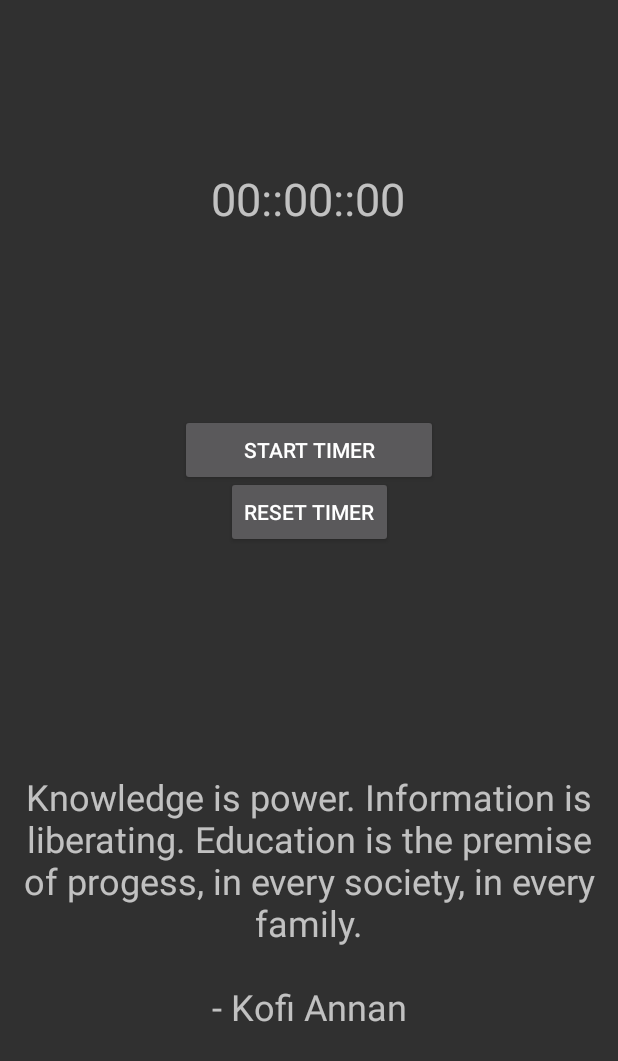
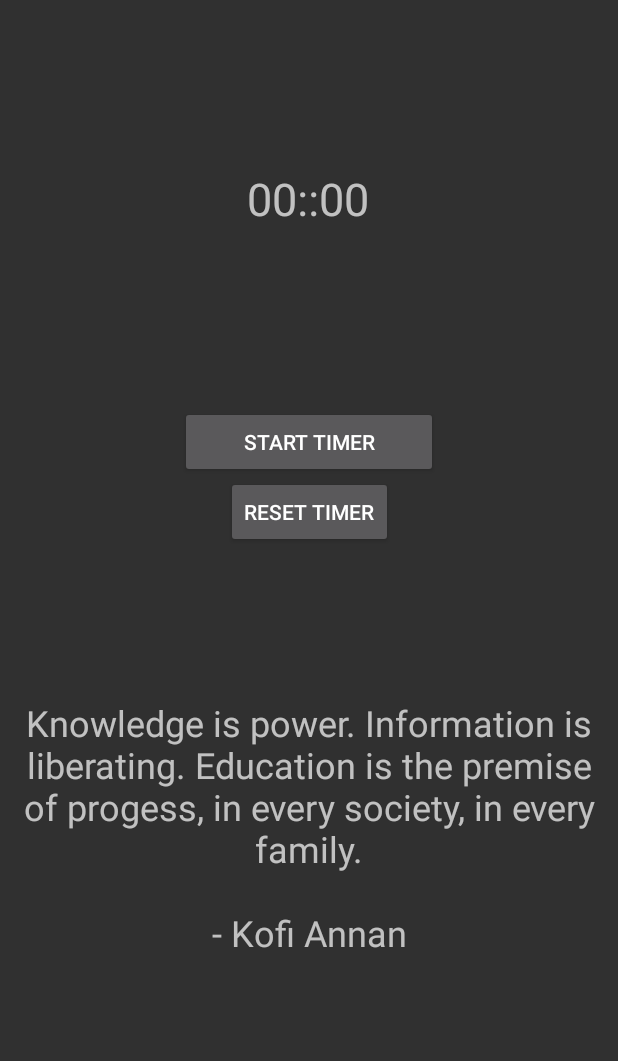
Before and after one commit to jsoutine/StudyApp, an Android app: the layout activity_timer_menu.xml on its own in the app's theme, with its tools: preview values and no code run, on a phone screen of 412 x 824 dp. Shown: the top 1061 px of the screen. Run offline under Robolectric (Android 15) with nearby library versions, the phone set to English and light mode, and no system bars.

Commit message:
Timerclass uppdaterad. Checka in.

```diff
--- a/app/src/main/res/layout/activity_timer_menu.xml
+++ b/app/src/main/res/layout/activity_timer_menu.xml
@@ -23,13 +23,13 @@
         app:layout_constraintHorizontal_bias="0.0"
         app:layout_constraintStart_toStartOf="parent"
         app:layout_constraintTop_toTopOf="parent"
-        app:layout_constraintVertical_bias="1.0" />
+        app:layout_constraintVertical_bias="0.675" />
 
     <TextView
         android:id="@+id/timeTxtView"
         android:layout_width="wrap_content"
         android:layout_height="wrap_content"
-        android:text="00::00::00"
+        android:text="00::00"
         android:textSize="30sp"
         app:layout_constraintBottom_toBottomOf="parent"
         app:layout_constraintEnd_toEndOf="parent"
@@ -50,7 +50,7 @@
         app:layout_constraintHorizontal_bias="0.0"
         app:layout_constraintStart_toStartOf="parent"
         app:layout_constraintTop_toTopOf="parent"
-        app:layout_constraintVertical_bias="0.781" />
+        app:layout_constraintVertical_bias="0.702" />
 
     <Button
         android:id="@+id/btnResetTimer"
```
Also changed, not shown: app/src/main/java/com/example/android/studyapp/Tools/Timer/TimerMenu.java (+44 -7 lines).
